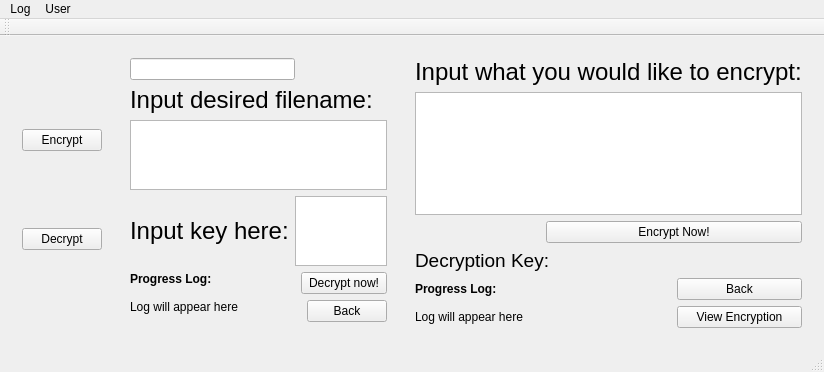
Before: the Qt Designer form UI/mainwindow.ui in dneal3/Pictography, drawn with Qt 5.
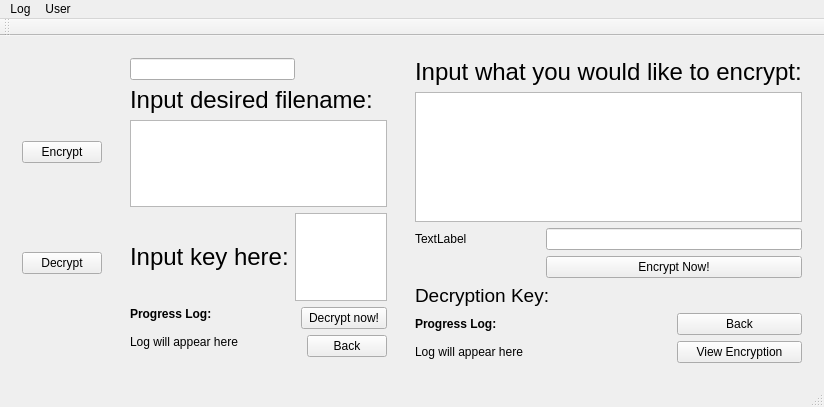
After: the same form once the commit is applied.

Commit message: most recent progress

```diff
--- a/UI/mainwindow.ui
+++ b/UI/mainwindow.ui
@@ -6,8 +6,8 @@
    <rect>
     <x>0</x>
     <y>0</y>
-    <width>400</width>
-    <height>300</height>
+    <width>767</width>
+    <height>407</height>
    </rect>
   </property>
   <property name="windowTitle">
@@ -18,58 +18,68 @@
     <item row="2" column="2" rowspan="2" colspan="2">
      <widget class="QWidget" name="EncryptionMenu" native="true">
       <layout class="QGridLayout" name="gridLayout_3">
-       <item row="0" column="0" colspan="3">
-        <widget class="QLabel" name="InStringLabel">
+       <item row="6" column="0" colspan="2">
+        <widget class="QLabel" name="ProgressLog">
          <property name="text">
-          <string>&lt;html&gt;&lt;head/&gt;&lt;body&gt;&lt;p&gt;&lt;span style=&quot; font-size:18pt;&quot;&gt;Input what you would like to encrypt:&lt;/span&gt;&lt;/p&gt;&lt;/body&gt;&lt;/html&gt;</string>
+          <string>&lt;html&gt;&lt;head/&gt;&lt;body&gt;&lt;p&gt;Log will appear here&lt;/p&gt;&lt;/body&gt;&lt;/html&gt;</string>
+         </property>
+        </widget>
+       </item>
+       <item row="5" column="2">
+        <widget class="QPushButton" name="BackButton">
+         <property name="text">
+          <string>Back</string>
          </property>
         </widget>
        </item>
        <item row="1" column="0" colspan="3">
         <widget class="QPlainTextEdit" name="InStringTextEdit"/>
        </item>
-       <item row="2" column="1" colspan="2">
-        <widget class="QPushButton" name="StartEncryption">
-         <property name="text">
-          <string>Encrypt Now!</string>
-         </property>
-        </widget>
-       </item>
-       <item row="3" column="0" colspan="3">
+       <item row="4" column="0" colspan="3">
         <widget class="QLabel" name="OutKeyLabel">
          <property name="text">
           <string>&lt;html&gt;&lt;head/&gt;&lt;body&gt;&lt;p&gt;&lt;span style=&quot; font-size:14pt;&quot;&gt;Decryption Key:&lt;/span&gt;&lt;/p&gt;&lt;/body&gt;&lt;/html&gt;</string>
          </property>
         </widget>
        </item>
-       <item row="4" column="0">
-        <widget class="QLabel" name="ProgressLabel">
-         <property name="text">
-          <string>&lt;html&gt;&lt;head/&gt;&lt;body&gt;&lt;p&gt;&lt;span style=&quot; font-weight:600;&quot;&gt;Progress Log:&lt;/span&gt;&lt;/p&gt;&lt;/body&gt;&lt;/html&gt;</string>
-         </property>
-        </widget>
-       </item>
-       <item row="5" column="0" colspan="2">
-        <widget class="QLabel" name="ProgressLog">
-         <property name="text">
-          <string>&lt;html&gt;&lt;head/&gt;&lt;body&gt;&lt;p&gt;Log will appear here&lt;/p&gt;&lt;/body&gt;&lt;/html&gt;</string>
-         </property>
-        </widget>
-       </item>
-       <item row="4" column="2">
-        <widget class="QPushButton" name="BackButton">
-         <property name="text">
-          <string>Back</string>
-         </property>
-        </widget>
-       </item>
-       <item row="5" column="2">
+       <item row="6" column="2">
         <widget class="QPushButton" name="viewButton">
          <property name="text">
           <string>View Encryption</string>
          </property>
         </widget>
        </item>
+       <item row="3" column="1" colspan="2">
+        <widget class="QPushButton" name="StartEncryption">
+         <property name="text">
+          <string>Encrypt Now!</string>
+         </property>
+        </widget>
+       </item>
+       <item row="5" column="0">
+        <widget class="QLabel" name="ProgressLabel">
+         <property name="text">
+          <string>&lt;html&gt;&lt;head/&gt;&lt;body&gt;&lt;p&gt;&lt;span style=&quot; font-weight:600;&quot;&gt;Progress Log:&lt;/span&gt;&lt;/p&gt;&lt;/body&gt;&lt;/html&gt;</string>
+         </property>
+        </widget>
+       </item>
+       <item row="0" column="0" colspan="3">
+        <widget class="QLabel" name="InStringLabel">
+         <property name="text">
+          <string>&lt;html&gt;&lt;head/&gt;&lt;body&gt;&lt;p&gt;&lt;span style=&quot; font-size:18pt;&quot;&gt;Input what you would like to encrypt:&lt;/span&gt;&lt;/p&gt;&lt;/body&gt;&lt;/html&gt;</string>
+         </property>
+        </widget>
+       </item>
+       <item row="2" column="0">
+        <widget class="QLabel" name="FileNameLabel">
+         <property name="text">
+          <string>TextLabel</string>
+         </property>
+        </widget>
+       </item>
+       <item row="2" column="1" colspan="2">
+        <widget class="QLineEdit" name="FileNameLineEdit"/>
+       </item>
       </layout>
       <widget class="QLabel" name="PutOutKeyLabel">
        <property name="geometry">
```
Left out of the diff: 2 changed lines with no effect on the pictures. The commit also changes 2 other files.
